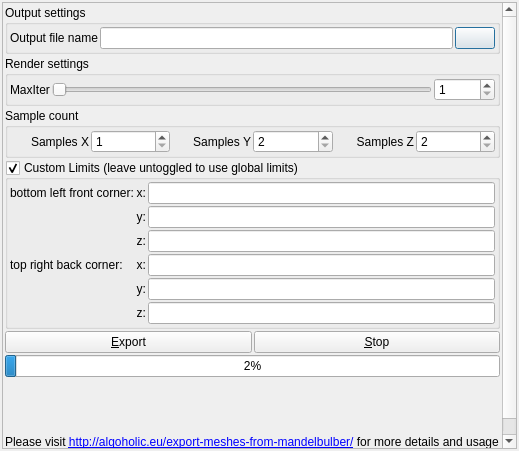
Above: mandelbulber2/qt/mesh_export_dialog.ui from buddhi1980/mandelbulber2 before the change. Below: the same form after it.
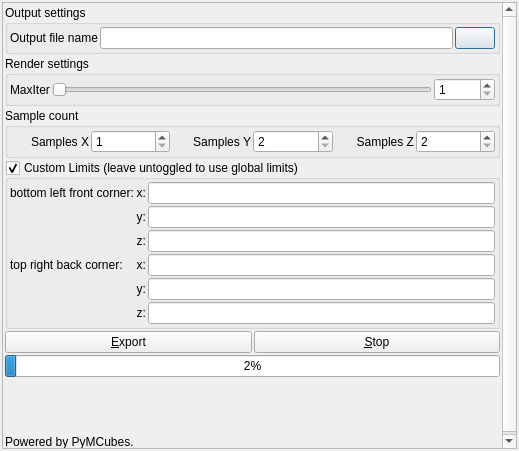
That is the form after the change. Icons and pictures are not drawn. Custom widgets are drawn as their Qt base class.

Commit message: Respect PyMCubes Copyright

Patch:
```diff
--- a/mandelbulber2/qt/mesh_export_dialog.ui
+++ b/mandelbulber2/qt/mesh_export_dialog.ui
@@ -542,7 +542,7 @@
        <item>
         <widget class="QLabel" name="label_2">
          <property name="text">
-          <string>Please visit &lt;a href=&quot;http://algoholic.eu/export-meshes-from-mandelbulber/&quot;&gt;http://algoholic.eu/export-meshes-from-mandelbulber/&lt;/a&gt; for more details and usage examples with Blender. Copyright (C) Stanislaw Adaszewski, 2016. Licensed under GPLv3.</string>
+          <string>Powered by PyMCubes.</string>
          </property>
          <property name="wordWrap">
           <bool>true</bool>
```
The commit also changes 1 other file.
